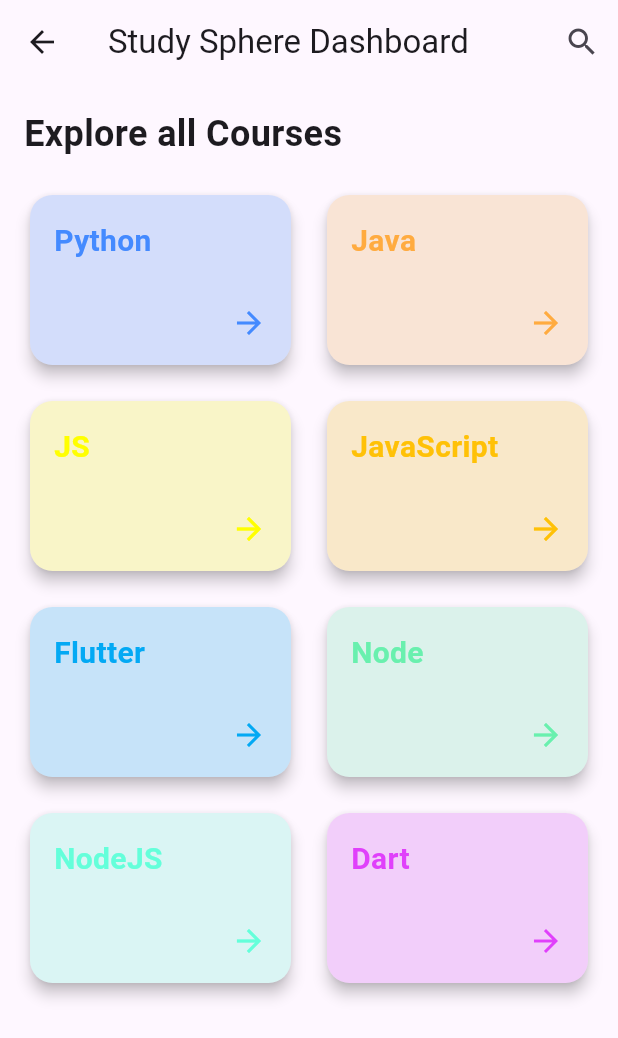
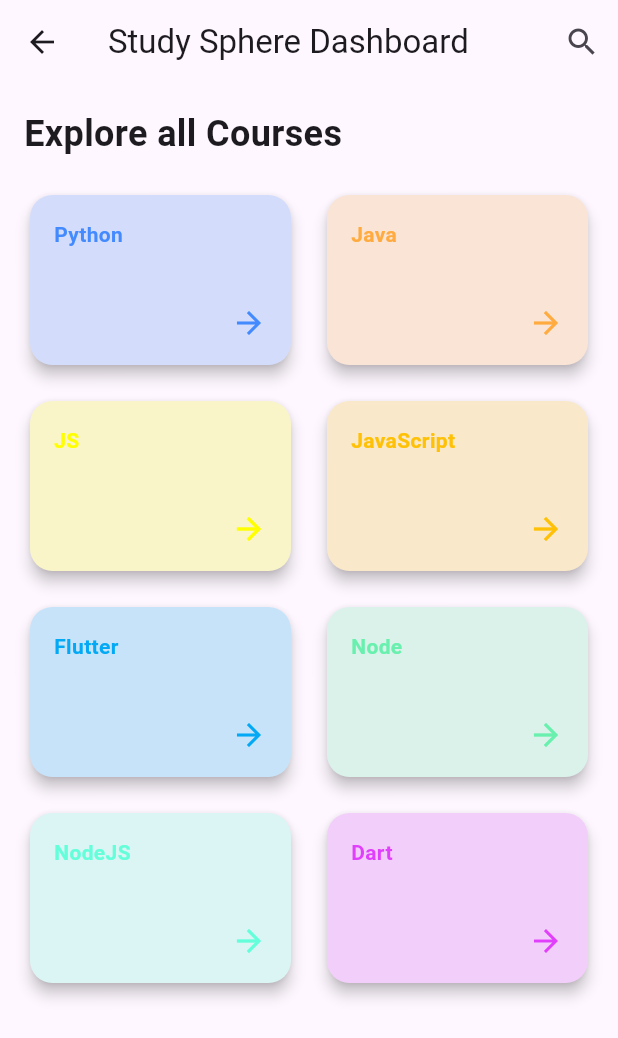
Before and after one commit to 9869756272/studyspare_b, a Flutter app: the DashBoardPAge screen opened directly, on a phone screen of 412 x 824 dp. Shown: the top 1038 px of the screen. Run offline on Flutter 3.47's test engine with Material 3 defaults, Android fonts, the light colour scheme and no system bars.

Commit message:
dashboard

```diff
--- a/lib/view/dashboard.dart
+++ b/lib/view/dashboard.dart
@@ -101,7 +101,7 @@ class CourseCard extends StatelessWidget {
               Text(
                 courseName,
                 style: TextStyle(
-                  fontSize: 20,
+                  // fontSize: 20,
                   fontWeight: FontWeight.bold,
                   color: color,
                 ),
```
